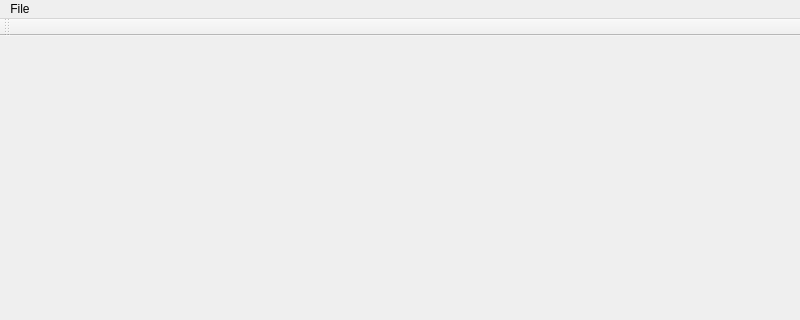
Before: the Qt Designer form qt/mainwindow.ui in xuleilx/MediaPlayer, drawn with Qt 5; both pictures show x 0 to 800 and y 0 to 320 of the 800 by 480 pixel window.
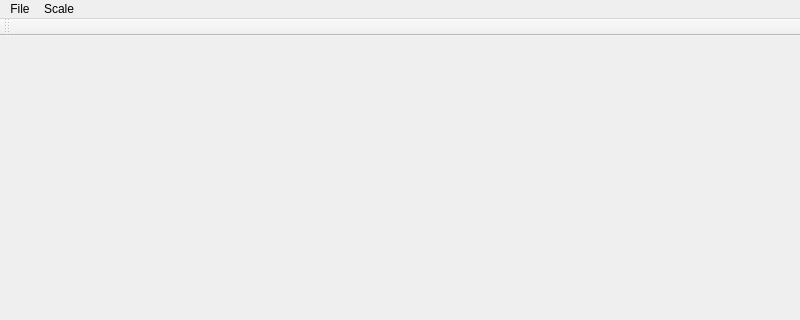
After: the same form once the commit is applied.

The edit to the form file:
```diff
--- a/qt/mainwindow.ui
+++ b/qt/mainwindow.ui
@@ -33,7 +33,14 @@
     <addaction name="actionPlay_video"/>
     <addaction name="actionPlay_audio"/>
    </widget>
+   <widget class="QMenu" name="menuScale">
+    <property name="title">
+     <string>Scale</string>
+    </property>
+    <addaction name="actionConvertPixelFormat"/>
+   </widget>
    <addaction name="menuFile"/>
+   <addaction name="menuScale"/>
   </widget>
   <widget class="QToolBar" name="mainToolBar">
    <attribute name="toolBarArea">
```
Left out of the diff: 9 changed lines with no effect on the pictures.
